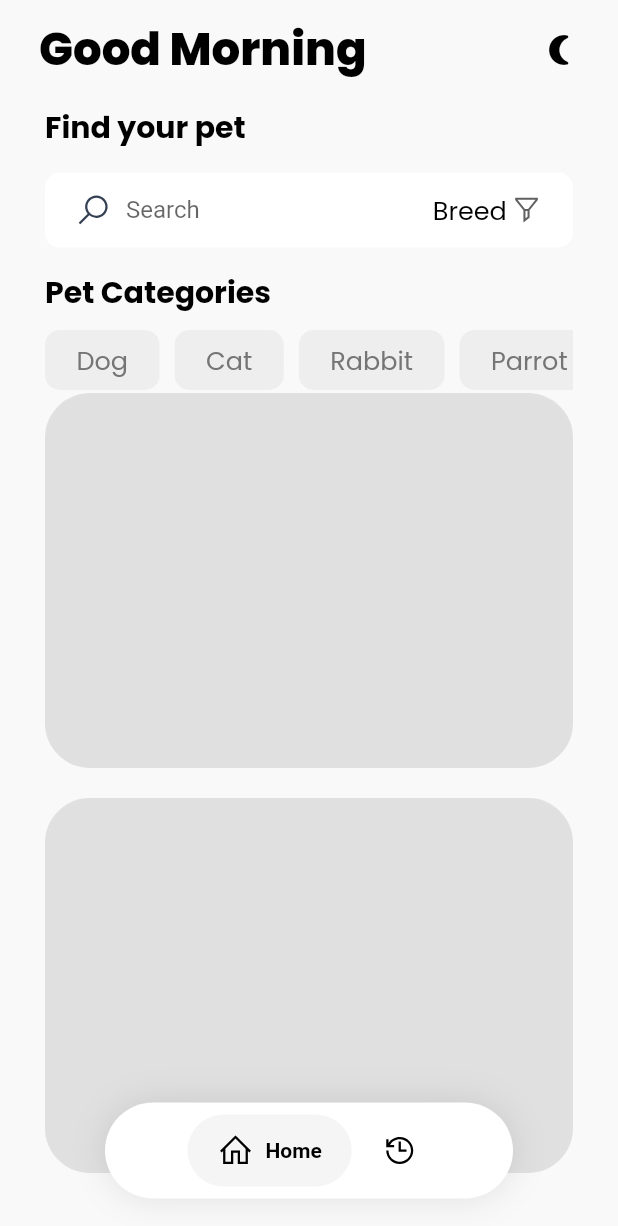
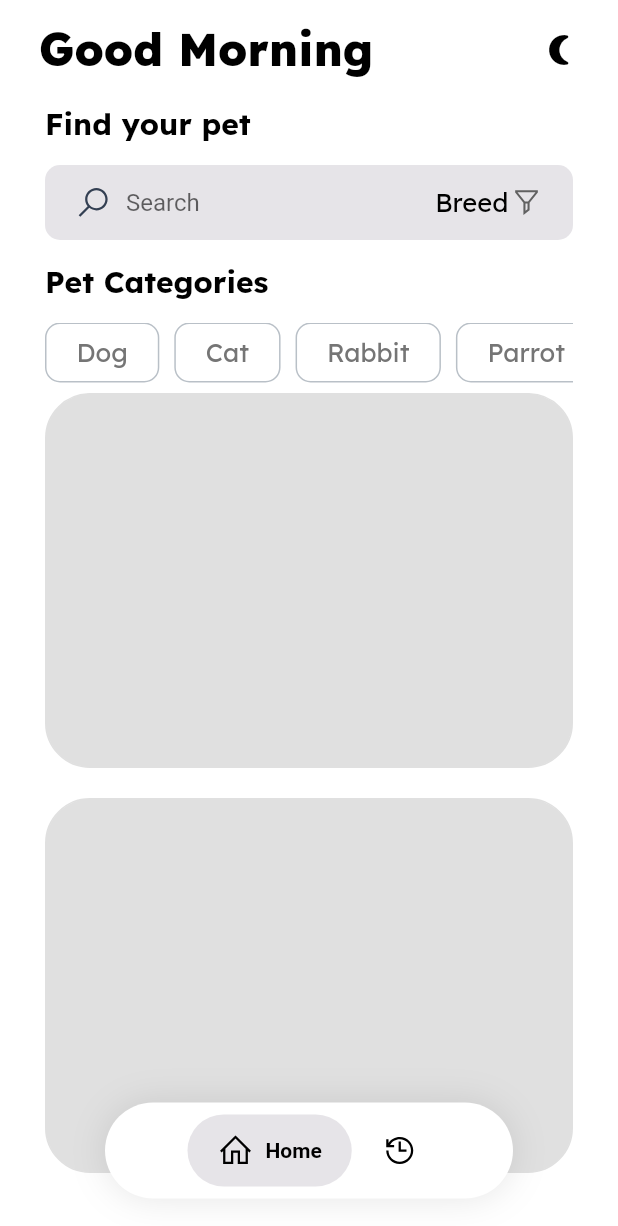
Before and after one commit to narayann7/pet-adoption, a Flutter app: the first screen one second after launch, on a phone screen of 412 x 824 dp. Shown: the top 1226 px of the screen. Run offline on Flutter 3.47's test engine with Material 2 defaults, Android fonts, the phone set to English and light mode, and no system bars; drawn by our look-alikes of google_nav_bar, shimmer; our stand-ins replace bloc, confetti, flutter_bloc, glassmorphism_ui, google_fonts, hive_flutter and 2 more; accounts and stored records are empty.

Commit message:
app-complected

```diff
--- a/lib/main.dart
+++ b/lib/main.dart
@@ -5,5 +5,6 @@ import 'package:pet_adoption_app/src/utils/shared_preferences_services.dart';
 void main() async {
   await MyApp.myAppInit();
   bool? isDark = await SharedPreferencesService.getTheme();
+
   runApp(MyApp(isDark: isDark));
 }
--- a/lib/src/controllers/global_cubit/app_global_cubit.dart
+++ b/lib/src/controllers/global_cubit/app_global_cubit.dart
@@ -1,5 +1,3 @@
-import 'dart:developer';
-
 import 'package:bloc/bloc.dart';
 import 'package:flutter/material.dart';
 import 'package:pet_adoption_app/src/utils/shared_preferences_services.dart';
@@ -13,7 +11,6 @@ class AppGlobalCubit extends Cubit<AppGlobalState> {
   void toggleTheme() async {
     bool? isDark = await SharedPreferencesService.getTheme();
     isDark = !isDark!;
-    log("isDark: $isDark");
     SharedPreferencesService.saveTheme(isDark: isDark);
     if (isDark) {
       emit(state.copyWith(
--- a/lib/src/controllers/hive_controllers.dart
+++ b/lib/src/controllers/hive_controllers.dart
@@ -1,5 +1,3 @@
-import 'dart:developer';
-
 import 'package:hive_flutter/hive_flutter.dart';
 import 'package:pet_adoption_app/src/utils/constants.dart';
 
@@ -9,7 +7,6 @@ class HiveDb {
       await clearDataFromHive();
       Box box = await Hive.openBox(petDb);
       box.add(data);
-      log("added$data");
       return true;
     } catch (e) {
       return false;
--- a/lib/src/utils/constants.dart
+++ b/lib/src/utils/constants.dart
@@ -1,5 +1,5 @@
 const mythemekey = "myTheme";
-const appFont = 'Poppins';
+const appFont = 'Lexend';
 const String petDb = "USER_DB";
 
 enum FontStyle {
--- a/lib/src/utils/themes.dart
+++ b/lib/src/utils/themes.dart
@@ -4,10 +4,10 @@ class AppTheme {
   static ThemeData lightTheme = ThemeData(
     brightness: Brightness.light,
     primaryColor: Colors.white,
-    backgroundColor: const Color(0xffFAF9FA),
+    backgroundColor: Colors.white,
     primaryColorDark: const Color(0xff2C3E50),
-    cardColor: const Color(0xffFFFFFF),
-    dividerColor: const Color(0xffDCE3EB),
+    cardColor: const Color.fromARGB(255, 230, 228, 232),
+    dividerColor: const Color.fromARGB(255, 185, 192, 199),
     bottomSheetTheme:
         BottomSheetThemeData(backgroundColor: Colors.black.withOpacity(0)),
     iconTheme: const IconThemeData(color: Color(0xff333F52)),
@@ -21,12 +21,12 @@ class AppTheme {
 
   static ThemeData darkTheme = ThemeData(
     brightness: Brightness.dark,
-    primaryColor: const Color(0xff01020A),
+    primaryColor: const Color(0xff7C77B9),
     primaryColorDark: const Color(0xffFFFFFF),
-    dividerColor: const Color(0xff33353F),
+    dividerColor: const Color.fromARGB(255, 82, 85, 99),
     iconTheme: const IconThemeData(color: Color(0xffffffff)),
     backgroundColor: const Color(0xff171820),
-    cardColor: const Color(0xff22232E),
+    cardColor: const Color.fromARGB(255, 45, 46, 60),
     bottomSheetTheme:
         BottomSheetThemeData(backgroundColor: Colors.black.withOpacity(0)),
     textTheme: const TextTheme(
--- a/lib/src/views/home.dart
+++ b/lib/src/views/home.dart
@@ -76,7 +76,7 @@ class _HomeViewState extends State<HomeView> {
                                 padding:
                                     const EdgeInsets.symmetric(horizontal: 20),
                                 decoration: BoxDecoration(
-                                    color: Theme.of(context).primaryColor,
+                                    color: Theme.of(context).cardColor,
                                     borderRadius: BorderRadius.circular(10)),
                                 child: Row(
                                   children: [
@@ -139,7 +139,7 @@ class _HomeViewState extends State<HomeView> {
                                 fontSize: 20,
                               ),
                               const SizedBox(
-                                height: 10,
+                                height: 15,
                               ),
                               SizedBox(
                                 height: 40,
@@ -176,16 +176,13 @@ class _HomeViewState extends State<HomeView> {
                                             color:
                                                 state.currentIndexOfCategory !=
                                                         index
-                                                    ? Colors.grey[200]
+                                                    ? Theme.of(context)
+                                                        .backgroundColor
                                                     : Theme.of(context)
-                                                        .primaryColor,
+                                                        .cardColor,
                                             border: Border.all(
-                                                color:
-                                                    state.currentIndexOfCategory ==
-                                                            index
-                                                        ? Theme.of(context)
-                                                            .dividerColor
-                                                        : Colors.transparent),
+                                                color: Theme.of(context)
+                                                    .dividerColor),
                                             borderRadius:
                                                 BorderRadius.circular(10)),
                                         child: Center(
@@ -194,7 +191,10 @@ class _HomeViewState extends State<HomeView> {
                                                     state.currentIndexOfCategory !=
                                                             index
                                                         ? Colors.grey[600]
-                                                        : Colors.black)),
+                                                        : Theme.of(context)
+                                                            .textTheme
+                                                            .headline1!
+                                                            .color!)),
                                       ),
                                     );
                                   },
--- a/lib/src/views/root.dart
+++ b/lib/src/views/root.dart
@@ -26,22 +26,12 @@ class Root extends StatefulWidget {
 
 class _RootState extends State<Root> {
   final List<Widget> _tabs = [const HomeView(), const HistoryView()];
-  final List<GButton> _tabsIcons = const [
-    GButton(
-      icon: LineIcons.home,
-      text: 'Home',
-    ),
-    GButton(
-      icon: LineIcons.history,
-      text: 'History',
-    ),
-  ];
 
   @override
   void initState() {
     WidgetsBinding.instance.addPostFrameCallback((timeStamp) {
+      context.read<PetsCubit>().getHistoryDataFromHive();
       context.read<PetsCubit>().getDataFromApi();
-      context.read<PetsCubit>().getHistoryDataFromHive();
     });
     super.initState();
   }
@@ -62,7 +52,7 @@ class _RootState extends State<Root> {
             width: MediaQuery.of(context).size.width,
             margin: const EdgeInsets.symmetric(horizontal: 70, vertical: 25),
             decoration: BoxDecoration(
-              color: Colors.white,
+              color: Theme.of(context).backgroundColor,
               borderRadius: BorderRadius.circular(100),
               boxShadow: [
                 BoxShadow(
@@ -78,14 +68,26 @@ class _RootState extends State<Root> {
                 rippleColor: Colors.grey[300]!,
                 hoverColor: Colors.grey[100]!,
                 gap: 8,
-                activeColor: Colors.black,
                 iconSize: 24,
                 padding:
                     const EdgeInsets.symmetric(horizontal: 20, vertical: 12),
                 duration: const Duration(milliseconds: 400),
-                tabBackgroundColor: Colors.grey[100]!,
-                color: Colors.black,
-                tabs: _tabsIcons,
+                tabBackgroundColor: Theme.of(context).cardColor,
+                color: Theme.of(context).textTheme.headline1!.color!,
+                tabs: [
+                  GButton(
+                    icon: LineIcons.home,
+                    text: 'Home',
+                    textColor: Theme.of(context).textTheme.headline1!.color!,
+                    iconColor: Theme.of(context).textTheme.headline1!.color!,
+                  ),
+                  GButton(
+                    icon: LineIcons.history,
+                    text: 'History',
+                    textColor: Theme.of(context).textTheme.headline1!.color!,
+                    iconColor: Theme.of(context).textTheme.headline1!.color!,
+                  ),
+                ],
                 selectedIndex: state.buttomNavIndex,
                 onTabChange: (index) {
                   context.read<AppGlobalCubit>().changeBottomNavIndex(index);
--- a/pubspec.yaml
+++ b/pubspec.yaml
@@ -1,5 +1,5 @@
 name: pet_adoption_app
-description: A new Flutter project.
+description: app for pet adoption
 publish_to: "none"
 version: 1.0.0+1
 environment:
@@ -10,7 +10,6 @@ dependencies:
   flutter:
     sdk: flutter
   flutter_bloc: ^8.1.1
-  flutter_svg: ^1.1.6
   glassmorphism_ui: ^0.3.0
   google_fonts: ^3.0.1
   google_nav_bar: ^5.0.6
@@ -30,4 +29,3 @@ flutter:
   assets:
     - lib/assets/images/
     - lib/assets/database/pets.json
-  #   - images/a_dot_ham.jpeg
```
Also changed, not shown: lib/src/controllers/pets_cubit/pets_cubit.dart (+22 -0 lines), lib/src/views/common.dart (+18 -13 lines), lib/src/views/details.dart (+27 -10 lines), lib/src/views/history.dart (+5 -2 lines), lib/assets/images/dog1.jpg, lib/assets/images/dog4.jpg, lib/assets/images/icon.png (added), pubspec.lock, 16 other files.
